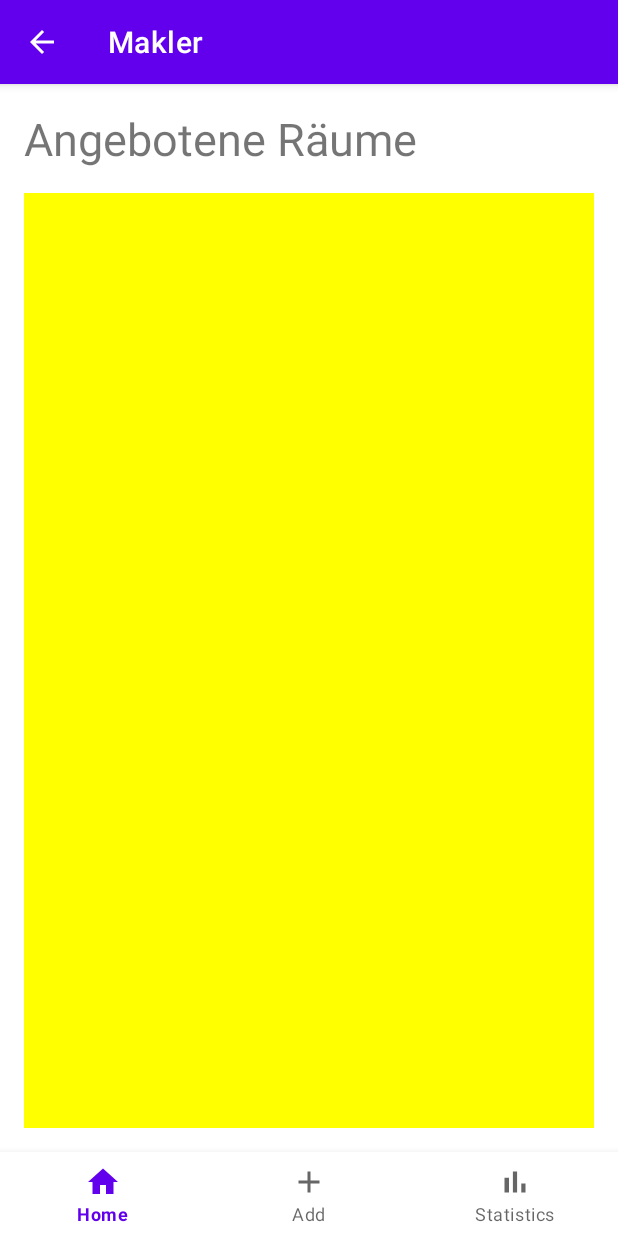
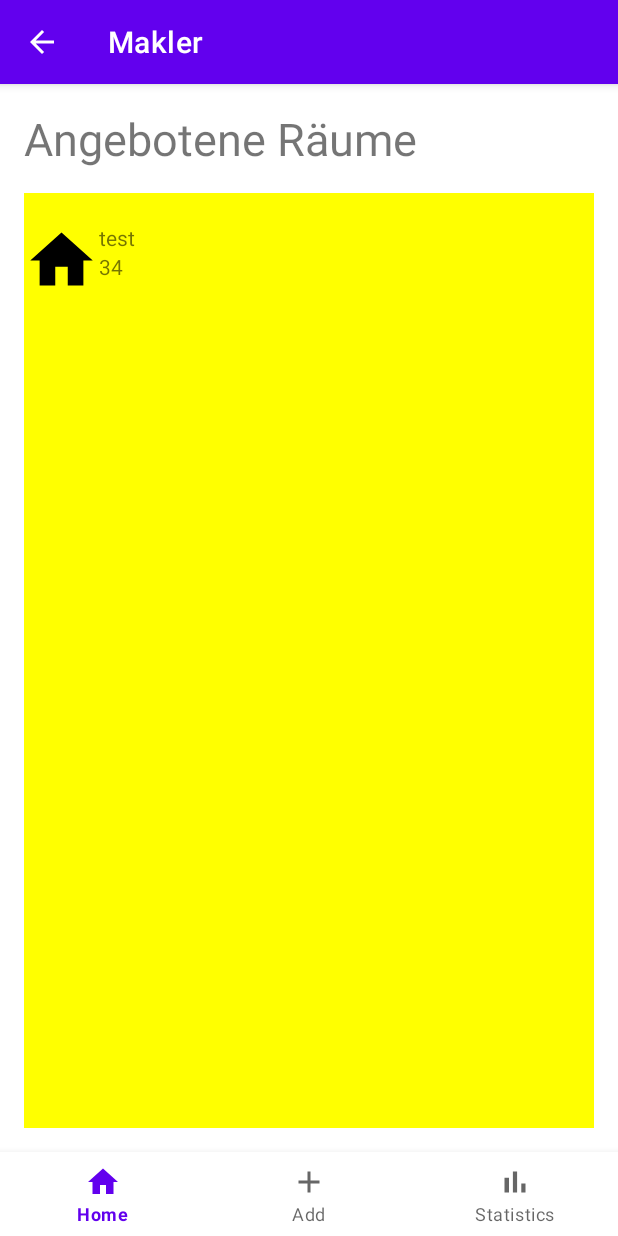
Before and after one commit to Cargozin/NZSE, an Android app: the MaHomeFragment screen opened directly, with no data from a screen before it, on a phone screen of 412 x 824 dp. Run offline under Robolectric (Android 15) with nearby library versions, the phone set to English and light mode, and no system bars.

Commit message:
add funktion implementiert(Fehler beim lesen aus Edittext) Raum klasse zu Room umbenannt einige RecyclerVies angepasst zu passenden bezeichnern

```diff
--- a/app/src/main/java/com/example/cwspace/Adapter/RecyclerviewRoomsAdapter.java
+++ b/app/src/main/java/com/example/cwspace/Adapter/RecyclerviewRoomsAdapter.java
@@ -11,7 +11,7 @@ import android.widget.TextView;
 
 import androidx.recyclerview.widget.RecyclerView;
 
-import com.example.cwspace.Datenklassen.Raum;
+import com.example.cwspace.Datenklassen.Room;
 import com.example.cwspace.Datenklassen.RoomsArray;
 import com.example.cwspace.R;
 
@@ -42,9 +42,9 @@ public class RecyclerviewRoomsAdapter extends RecyclerView.Adapter<RecyclerviewR
     }
 
     private Context mContext;
-    private ArrayList<Raum> mArrayRooms= RoomsArray.getInstance();
+    private ArrayList<Room> mArrayRooms= RoomsArray.getInstance();
 
-    public RecyclerviewRoomsAdapter(Context context, ArrayList<Raum> arrayRooms) {
+    public RecyclerviewRoomsAdapter(Context context, ArrayList<Room> arrayRooms) {
         mContext = context;
         mArrayRooms = arrayRooms;
     }
@@ -62,7 +62,7 @@ public class RecyclerviewRoomsAdapter extends RecyclerView.Adapter<RecyclerviewR
 
     @Override
     public void onBindViewHolder(RoomsViewHolder holder, int position) {
-        Raum room = mArrayRooms.get(position);
+        Room room = mArrayRooms.get(position);
 
         //holder.image.setImageDrawable(room.getImage());
         holder.itemname.setText(room.getName());
--- a/app/src/main/java/com/example/cwspace/Datenklassen/Gebauede.java
+++ b/app/src/main/java/com/example/cwspace/Datenklassen/Gebauede.java
@@ -5,5 +5,5 @@ import java.util.Vector;
 public class Gebauede {
     String name;
     Adresse adresse;
-    Vector<Raum> raums;
+    Vector<Room> rooms;
 }
--- a/app/src/main/java/com/example/cwspace/Datenklassen/RoomsArray.java
+++ b/app/src/main/java/com/example/cwspace/Datenklassen/RoomsArray.java
@@ -3,13 +3,13 @@ package com.example.cwspace.Datenklassen;
 import java.util.ArrayList;
 
 public class RoomsArray {
-    private static final ArrayList<Raum> Arraylist = new ArrayList<Raum>();
+    private static final ArrayList<Room> Arraylist = new ArrayList<Room>();
 
     private RoomsArray() {
         System.out.println("Objekt gebildet...");
     }
 
-    public static ArrayList<Raum> getInstance() {
+    public static ArrayList<Room> getInstance() {
         return Arraylist;
     }
 }
--- a/app/src/main/java/com/example/cwspace/ui/CoWorkerPackage/CwHomeFragment.java
+++ b/app/src/main/java/com/example/cwspace/ui/CoWorkerPackage/CwHomeFragment.java
@@ -1,6 +1,5 @@
 package com.example.cwspace.ui.CoWorkerPackage;
 
-import android.content.Context;
 import android.os.Bundle;
 import android.view.LayoutInflater;
 import android.view.View;
@@ -12,11 +11,8 @@ import androidx.recyclerview.widget.LinearLayoutManager;
 import androidx.recyclerview.widget.RecyclerView;
 
 import com.example.cwspace.Adapter.RecyclerviewRoomsAdapter;
-import com.example.cwspace.Datenklassen.Raum;
 import com.example.cwspace.Datenklassen.RoomsArray;
 import com.example.cwspace.R;
-
-import java.util.ArrayList;
 
 
 public class CwHomeFragment extends Fragment {
--- a/app/src/main/java/com/example/cwspace/ui/CoWorkerPackage/CwSearchFragment.java
+++ b/app/src/main/java/com/example/cwspace/ui/CoWorkerPackage/CwSearchFragment.java
@@ -11,7 +11,6 @@ import androidx.recyclerview.widget.LinearLayoutManager;
 import androidx.recyclerview.widget.RecyclerView;
 
 import com.example.cwspace.Adapter.RecyclerviewRoomsAdapter;
-import com.example.cwspace.Datenklassen.Raum;
 import com.example.cwspace.Datenklassen.RoomsArray;
 import com.example.cwspace.R;
 
--- a/app/src/main/java/com/example/cwspace/ui/MaklerPackage/MaHomeFragment.java
+++ b/app/src/main/java/com/example/cwspace/ui/MaklerPackage/MaHomeFragment.java
@@ -23,7 +23,7 @@ public class MaHomeFragment extends Fragment {
     @Override
     public View onCreateView(LayoutInflater inflater,@Nullable ViewGroup container,@Nullable Bundle savedInstanceState) {
         root = inflater.inflate(R.layout.fragment_ma_home,container,false);
-        recyclerView = root.findViewById(R.id.show_all_roomlist);
+        recyclerView = root.findViewById(R.id.show_offered_roomlist);
         RecyclerView.LayoutManager layoutManager = new LinearLayoutManager(getContext());
         recyclerView.setLayoutManager(layoutManager);
         RecyclerviewRoomsAdapter adapter = new RecyclerviewRoomsAdapter(getContext(), RoomsArray.getInstance());
--- a/app/src/main/java/com/example/cwspace/ui/MaklerPackage/MaStatsFragment.java
+++ b/app/src/main/java/com/example/cwspace/ui/MaklerPackage/MaStatsFragment.java
@@ -22,7 +22,7 @@ public class MaStatsFragment extends Fragment {
     @Override
     public View onCreateView(LayoutInflater inflater,@Nullable ViewGroup container,@Nullable Bundle savedInstanceState) {
         root = inflater.inflate(R.layout.fragment_ma_stats,container,false);
-        recyclerView = root.findViewById(R.id.show_all_roomlist);
+        recyclerView = root.findViewById(R.id.show_mastats_roomlist);
         RecyclerView.LayoutManager layoutManager = new LinearLayoutManager(getContext());
         recyclerView.setLayoutManager(layoutManager);
         RecyclerviewRoomsAdapter adapter = new RecyclerviewRoomsAdapter(getContext(), RoomsArray.getInstance());
--- a/app/src/main/java/com/example/cwspace/ui/activities/MainActivity.java
+++ b/app/src/main/java/com/example/cwspace/ui/activities/MainActivity.java
@@ -6,6 +6,8 @@ import android.view.View;
 
 import androidx.appcompat.app.AppCompatActivity;
 
+import com.example.cwspace.Datenklassen.Room;
+import com.example.cwspace.Datenklassen.RoomsArray;
 import com.example.cwspace.ui.activities.CoWorker;
 import com.example.cwspace.ui.activities.Makler;
 import com.example.cwspace.R;
@@ -16,6 +18,7 @@ public class MainActivity extends AppCompatActivity {
     protected void onCreate(Bundle savedInstanceState){
         super.onCreate(savedInstanceState);
         setContentView(R.layout.activity_main);
+        RoomsArray.getInstance().add(new Room("test",34));
     }
     public void cwClicked(View view){
         Intent intent = new Intent(this, CoWorker.class);
--- a/app/src/main/res/layout/fragment_ma_add.xml
+++ b/app/src/main/res/layout/fragment_ma_add.xml
@@ -1,7 +1,6 @@
 <?xml version="1.0" encoding="utf-8"?>
 <androidx.constraintlayout.widget.ConstraintLayout xmlns:android="http://schemas.android.com/apk/res/android"
     xmlns:app="http://schemas.android.com/apk/res-auto"
-    xmlns:tools="http://schemas.android.com/tools"
     android:layout_width="match_parent"
     android:layout_height="match_parent">
 
@@ -60,6 +59,7 @@
     <EditText
         android:id="@+id/editTextNumberSeats"
         android:layout_width="0dp"
+        android:hint="123"
         android:layout_height="wrap_content"
         android:layout_marginStart="16dp"
         android:layout_marginEnd="16dp"
```
Also changed, not shown: app/src/main/java/com/example/cwspace/Datenklassen/Room.java (renamed from app/src/main/java/com/example/cwspace/Datenklassen/Raum.java, +5 -8 lines), app/src/main/java/com/example/cwspace/ui/CoWorkerPackage/CwStatisticsFragment.java (+6 -4 lines), app/src/main/java/com/example/cwspace/ui/MaklerPackage/MaAddFragment.java (+18 -0 lines), app/src/main/java/com/example/cwspace/ui/activities/Makler.java (+30 -0 lines).
